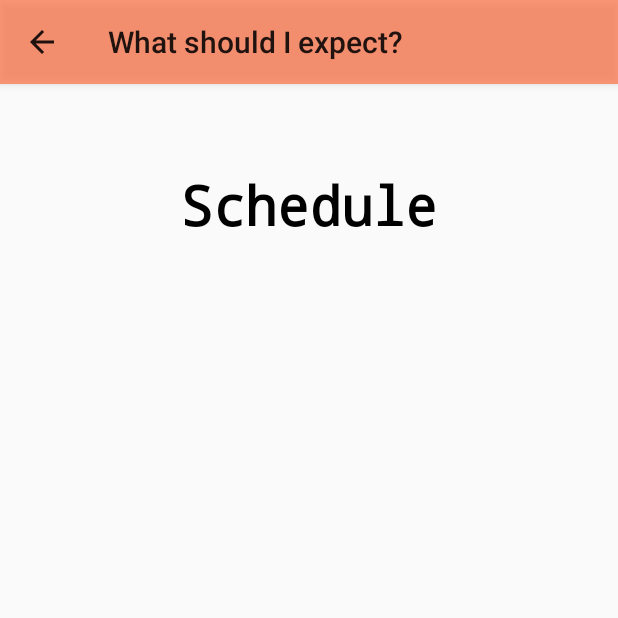
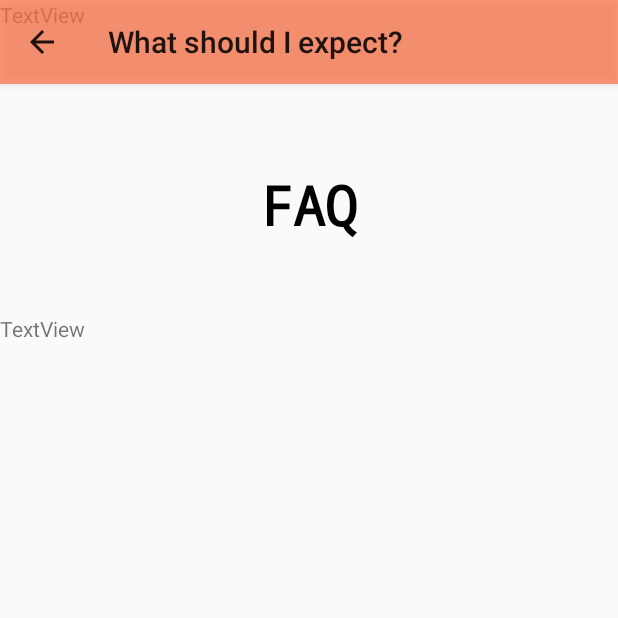
Before and after one commit to Haroon01/BirthdayApp, an Android app: the FaqActivity screen opened directly, with no data from a screen before it, on a phone screen of 412 x 824 dp, the top half of it. Run offline under Robolectric (Android 15) with nearby library versions, the phone set to English and light mode, and no system bars.

Commit message:
changed schedule to faq

```diff
--- a/app/src/main/AndroidManifest.xml
+++ b/app/src/main/AndroidManifest.xml
@@ -15,7 +15,7 @@
         <activity android:name=".ContactActivity"
             android:parentActivityName=".MainActivity"/>
 
-        <activity android:name=".ScheduleActivity"
+        <activity android:name=".FaqActivity"
             android:parentActivityName=".MainActivity"/>
 
         <activity android:name=".SplashScreenActivity">
--- a/app/src/main/java/com/haroon/mybirthday/ScheduleActivity.java
+++ b/app/src/main/java/com/haroon/mybirthday/FaqActivity.java
@@ -6,13 +6,13 @@ import android.os.Bundle;
 
 import java.util.Objects;
 
-public class ScheduleActivity extends AppCompatActivity {
+public class FaqActivity extends AppCompatActivity {
 
     @Override
     protected void onCreate(Bundle savedInstanceState) {
         super.onCreate(savedInstanceState);
         setTheme(R.style.AppTheme_ActionBar);
-        setContentView(R.layout.activity_schedule);
+        setContentView(R.layout.activity_faq);
         Objects.requireNonNull(getSupportActionBar()).setDisplayHomeAsUpEnabled(true);
         setTitle(R.string.btn_schedule);
     }
--- a/app/src/main/java/com/haroon/mybirthday/MainActivity.java
+++ b/app/src/main/java/com/haroon/mybirthday/MainActivity.java
@@ -1,6 +1,5 @@
 package com.haroon.mybirthday;
 
-import androidx.annotation.NonNull;
 import androidx.appcompat.app.AppCompatActivity;
 
 import android.content.Intent;
@@ -68,7 +67,7 @@ public class MainActivity extends AppCompatActivity {
         startActivity(intent);
     }
     public void openSchedule(){
-        Intent intent = new Intent(this, ScheduleActivity.class);
+        Intent intent = new Intent(this, FaqActivity.class);
         startActivity(intent);
     }
     public void openContact(){
--- a/app/src/main/res/layout/activity_schedule.xml
+++ b/app/src/main/res/layout/activity_faq.xml
@@ -4,29 +4,35 @@
     xmlns:tools="http://schemas.android.com/tools"
     android:layout_width="match_parent"
     android:layout_height="match_parent"
-    tools:context=".ScheduleActivity">
+    tools:context=".FaqActivity">
 
     <TextView
         android:id="@+id/textView2"
         android:layout_width="0dp"
         android:layout_height="49dp"
         android:layout_marginTop="112dp"
-        android:text="@string/lbl_Schedule"
+        android:text="@string/lbl_faq"
         android:textAlignment="center"
         android:textAppearance="@style/title"
         app:layout_constraintEnd_toEndOf="parent"
         app:layout_constraintStart_toStartOf="parent"
         app:layout_constraintTop_toTopOf="parent" />
 
-    <ScrollView
-        android:layout_width="409dp"
-        android:layout_height="568dp"
-        tools:layout_editor_absoluteX="1dp"
-        tools:layout_editor_absoluteY="162dp">
+    <TextView
+        android:id="@+id/textView10"
+        android:layout_width="wrap_content"
+        android:layout_height="wrap_content"
+        android:layout_marginTop="48dp"
+        android:text="TextView"
+        app:layout_constraintTop_toBottomOf="@+id/textView2"
+        tools:layout_editor_absoluteX="16dp" />
 
-        <LinearLayout
-            android:layout_width="match_parent"
-            android:layout_height="wrap_content"
-            android:orientation="vertical" />
-    </ScrollView>
+    <TextView
+        android:id="@+id/textView11"
+        android:layout_width="wrap_content"
+        android:layout_height="wrap_content"
+        android:text="TextView"
+        tools:layout_editor_absoluteX="16dp"
+        tools:layout_editor_absoluteY="241dp" />
+
 </androidx.constraintlayout.widget.ConstraintLayout>
--- a/app/src/main/res/values/strings.xml
+++ b/app/src/main/res/values/strings.xml
@@ -24,6 +24,6 @@
     <string name="lbl_bdaymoney">Amount in GBP</string>
     <string name="lbl_donatemsg">Add a message (optional)</string>
     <string name="btnDonate">Send!</string>
-    <string name="lbl_Schedule">Schedule</string>
+    <string name="lbl_faq">FAQ</string>
 
 </resources>
```
